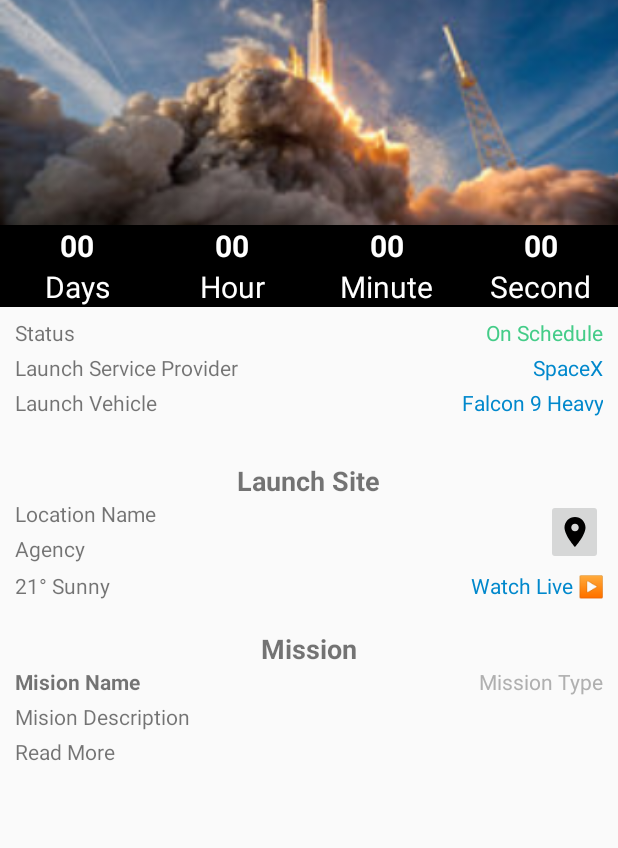
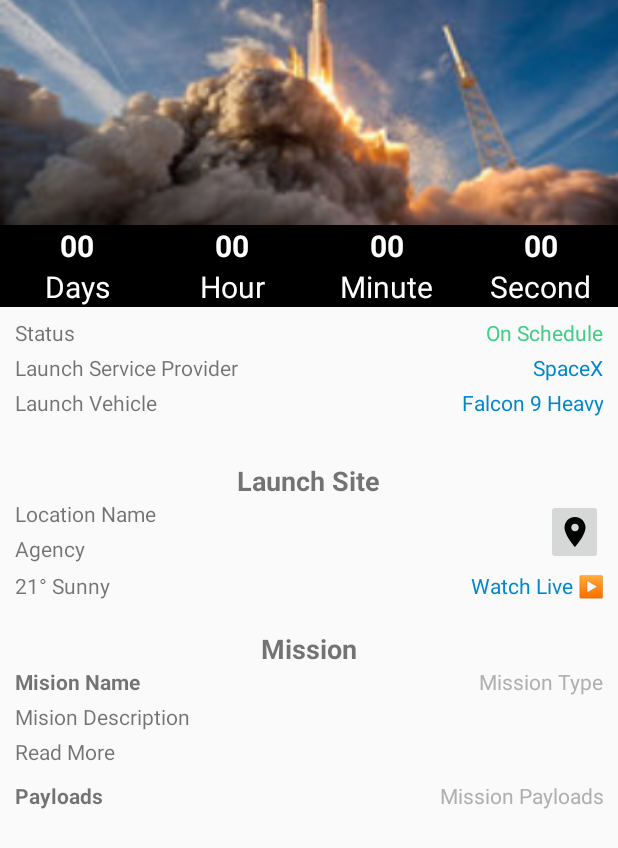
Before and after one commit to petrasonic/launch-now-android, an Android app: the layout activity_detailed_launch.xml on its own in the app's theme, with its tools: preview values and no code run, on a phone screen of 412 x 824 dp. Shown: the top 848 px of the screen. Run offline under Robolectric (Android 15) with nearby library versions, the phone set to English and light mode, and no system bars; network calls fail.

Commit message:
Added payload information and enhanced the search functionality.

```diff
--- a/app/src/main/java/spaceappsottawa/launchnow/DetailedLaunchActivity.java
+++ b/app/src/main/java/spaceappsottawa/launchnow/DetailedLaunchActivity.java
@@ -14,6 +14,7 @@ import android.widget.TextView;
 import android.widget.Toast;
 
 import java.text.SimpleDateFormat;
+import java.util.ArrayList;
 import java.util.Date;
 import java.util.Locale;
 
@@ -47,6 +48,7 @@ public class DetailedLaunchActivity extends AppCompatActivity {
     private String missionDescription = "";
     private String missionWikiURL = "";
     private String missionTypeName = "";
+    private ArrayList<String> missionPayloads = new ArrayList<String>();
 
     private boolean lspExists = false;
     private String lspName = "";
@@ -64,12 +66,13 @@ public class DetailedLaunchActivity extends AppCompatActivity {
     private TextView missionDescriptionTextView;
     private TextView missionWikiURLTextView;
     private TextView missionTypeNameTextView;
+    private TextView missionPayloadsTextView;
 
     private TextView lspNameTextView;
-    private TextView lspWikiURLTextView;
 
     private ImageButton mapImageButton;
     private LinearLayout missionLinearLayout;
+    private LinearLayout payloadsLinearLayout;
 
     @Override
     protected void onCreate(Bundle savedInstanceState) {
@@ -102,6 +105,7 @@ public class DetailedLaunchActivity extends AppCompatActivity {
         missionDescription = getIntent().getStringExtra("mission_description");
         missionWikiURL = getIntent().getStringExtra("mission_wiki_url");
         missionTypeName = getIntent().getStringExtra("mission_type_name");
+        missionPayloads = getIntent().getStringArrayListExtra("mission_payloads");
 
         lspExists = getIntent().getBooleanExtra("lsp_exists", false);
         lspName = getIntent().getStringExtra("lsp_name");
@@ -122,9 +126,11 @@ public class DetailedLaunchActivity extends AppCompatActivity {
         missionDescriptionTextView = (TextView) findViewById(R.id.detailed_mission_description_textView);
         missionWikiURLTextView = (TextView) findViewById(R.id.detailed_mission_wiki_url_textView);
         missionTypeNameTextView = (TextView) findViewById(R.id.detailed_mission_type_name_textView);
+        missionPayloadsTextView = (TextView) findViewById(R.id.detailed_mission_payloads_textView);
 
         lspNameTextView = (TextView) findViewById(R.id.detailed_lsp_name_textView);
         missionLinearLayout = (LinearLayout) findViewById(R.id.mission_linear_layout);
+        payloadsLinearLayout = (LinearLayout) findViewById(R.id.payloads_linear_layout);
 
         mapImageButton = (ImageButton) findViewById(R.id.map_image_button);
         mapImageButton.setOnClickListener(new View.OnClickListener() {
@@ -203,13 +209,29 @@ public class DetailedLaunchActivity extends AppCompatActivity {
             missionNameTextView.setText(missionName);
             missionDescriptionTextView.setText(missionDescription);
             missionWikiURLTextView.setText(missionWikiURL);
+            if (!missionWikiURL.equals("")) {
+                missionWikiURLTextView.setMovementMethod(LinkMovementMethod.getInstance());
+                String temp_mission_url = "<a href=\"" + missionWikiURL + "\">" + "Read More" + "</a>️";
+                missionWikiURLTextView.setText((Html.fromHtml(temp_mission_url)));
+            }
             missionTypeNameTextView.setText(missionTypeName);
+            String temp_mission_payloads = "";
+            for (int i = 0; i < missionPayloads.size(); i++) {
+                temp_mission_payloads += missionPayloads.get(i) + "\n";
+            }
+            if (!temp_mission_payloads.equals("")) {
+                payloadsLinearLayout.setVisibility(View.VISIBLE);
+                missionPayloadsTextView.setText(temp_mission_payloads);
+            } else {
+                payloadsLinearLayout.setVisibility(View.GONE);
+            }
         } else {
             missionLinearLayout.setVisibility(View.GONE);
             missionNameTextView.setText("");
             missionDescriptionTextView.setText("");
             missionWikiURLTextView.setText("");
             missionTypeNameTextView.setText("");
+            missionPayloadsTextView.setText("");
         }
 
         if (lspExists) {
--- a/app/src/main/java/spaceappsottawa/launchnow/MainActivity.java
+++ b/app/src/main/java/spaceappsottawa/launchnow/MainActivity.java
@@ -109,6 +109,7 @@ public class MainActivity extends AppCompatActivity implements SearchView.OnQuer
                                     mBundle.putString("mission_description", launchItem.getMission().getDescription());
                                     mBundle.putString("mission_wiki_url", launchItem.getMission().getWikiURL());
                                     mBundle.putString("mission_type_name", launchItem.getMission().getTypeName());
+                                    mBundle.putStringArrayList("mission_payloads", launchItem.getMission().getPayloads());
                                 }
 
                                 if (launchItem.getLaunchServiceProvider() == null) {
--- a/app/src/main/java/spaceappsottawa/launchnow/adapters/GeneralRocketLaunchDataListViewAdapter.java
+++ b/app/src/main/java/spaceappsottawa/launchnow/adapters/GeneralRocketLaunchDataListViewAdapter.java
@@ -135,7 +135,11 @@ public class GeneralRocketLaunchDataListViewAdapter extends BaseAdapter implemen
                         tempList.add(launch);
                     }  else if (launch.getLocation() != null && launch.getLocation().getName().toLowerCase().contains(constraint.toString().toLowerCase())) {
                         tempList.add(launch);
-                    } else if (launch.getRocket() != null && launch.getRocket().getName().toLowerCase().contains(constraint.toString().toLowerCase())) {
+                    } else if (launch.getLocation() != null && launch.getLocation().getPadName().toLowerCase().contains(constraint.toString().toLowerCase())) {
+                        tempList.add(launch);
+                    } else if (launch.getLocation() != null && launch.getLocation().getPadAgencyName().toLowerCase().contains(constraint.toString().toLowerCase())) {
+                        tempList.add(launch);
+                    }else if (launch.getRocket() != null && launch.getRocket().getName().toLowerCase().contains(constraint.toString().toLowerCase())) {
                         tempList.add(launch);
                     } else if (launch.getMission() != null && launch.getMission().getName().toLowerCase().contains(constraint.toString().toLowerCase())) {
                         tempList.add(launch);
--- a/app/src/main/res/layout/activity_detailed_launch.xml
+++ b/app/src/main/res/layout/activity_detailed_launch.xml
@@ -20,12 +20,6 @@
                 android:layout_height="wrap_content"
                 android:scaleType="centerCrop"
                 android:src="@drawable/launch_sm"/>
-            <!--use this link in the image view <TextView
-                android:id="@+id/detailed_rocket_image_url_textView"
-                android:layout_width="wrap_content"
-                android:layout_height="wrap_content"
-                android:gravity="start"
-                android:text="Image URL" />-->
         </LinearLayout>
         <LinearLayout
             android:layout_width="match_parent"
@@ -215,12 +209,6 @@
                     android:textColor="#08C"
                     android:linksClickable="true"
                     android:gravity="right"/>
-                <!-- clicking on the LSP name should go to this URL<TextView
-                android:id="@+id/detailed_lsp_wiki_url_textView"
-                android:layout_width="wrap_content"
-                android:layout_height="wrap_content"
-                android:gravity="start"
-                android:text="Launch Service Provider Wiki URL" />-->
             </LinearLayout>
             <LinearLayout
                 android:layout_width="match_parent"
@@ -242,12 +230,6 @@
                     android:linksClickable="true"
                     android:textColor="#08C"
                     android:gravity="right"/>
-                <!-- use this link for when clicking on rocket name <TextView
-                    android:id="@+id/detailed_rocket_wiki_url_textView"
-                    android:layout_width="wrap_content"
-                    android:layout_height="wrap_content"
-                    android:gravity="start"
-                    android:text="Wiki URL" />-->
             </LinearLayout>
 
 
@@ -266,14 +248,6 @@
                     android:layout_gravity="center"
                     android:text="Launch Site"
                     android:textStyle="bold"/>
-
-                <!-- this value should be in the action bar <TextView
-                    android:id="@+id/detailed_launch_name_textView"
-                    android:layout_width="wrap_content"
-                    android:layout_height="wrap_content"
-                    android:gravity="start"
-                    android:text="Launch Name"/>-->
-
 
                 <LinearLayout
                     android:layout_width="match_parent"
@@ -308,27 +282,7 @@
                         android:layout_weight=".2"
                         android:src="@drawable/baseline_location_on_24"/>
 
-                    <!-- use this link for the image button <TextView
-                        android:id="@+id/detailed_pad_map_url_textView"
-                        android:layout_width="wrap_content"
-                        android:layout_height="wrap_content"
-                        android:gravity="start"
-                        android:text="Pad Map URL" />-->
                 </LinearLayout>
-
-                <!--<TextView
-                    android:id="@+id/detailed_launch_window_start_textView"
-                    android:layout_width="wrap_content"
-                    android:layout_height="wrap_content"
-                    android:gravity="start"
-                    android:text="Window Start"/>
-
-                <TextView
-                    android:id="@+id/detailed_launch_window_end_textView"
-                    android:layout_width="wrap_content"
-                    android:layout_height="wrap_content"
-                    android:gravity="start"
-                    android:text="Window End" />-->
 
                 <LinearLayout
                     android:layout_width="match_parent"
@@ -354,40 +308,6 @@
             </LinearLayout>
 
         </LinearLayout>
-
-        <!--<LinearLayout
-            android:layout_marginTop="20dp"
-            android:layout_width="match_parent"
-            android:layout_height="wrap_content"
-            android:orientation="vertical"
-            android:layout_marginLeft="10dp">
-
-            <TextView
-                android:id="@+id/detailed_location_label_textView"
-                android:layout_width="wrap_content"
-                android:layout_height="wrap_content"
-                android:gravity="start|center"
-                android:textSize="8pt"
-                android:layout_gravity="center"
-                android:text="Location"
-                android:textStyle="bold"/>
-
-            <TextView
-                android:id="@+id/detailed_country_textView"
-                android:layout_width="wrap_content"
-                android:layout_height="wrap_content"
-                android:gravity="start"
-                android:text="Country" />
-
-            <TextView
-                android:id="@+id/detailed_pad_name_textView"
-                android:layout_width="wrap_content"
-                android:layout_height="wrap_content"
-                android:gravity="start"
-                android:text="Pad Name" />
-
-
-        </LinearLayout>-->
 
         <LinearLayout
             android:id="@+id/mission_linear_layout"
@@ -450,6 +370,31 @@
                 android:text="Read More"
                 android:layout_marginTop="4dp"/>
 
+            <LinearLayout
+                android:id="@+id/payloads_linear_layout"
+                android:layout_marginTop="10dp"
+                android:layout_width="match_parent"
+                android:layout_height="wrap_content"
+                android:orientation="horizontal"
+                android:weightSum="1.0">
+                <TextView
+                    android:layout_width="wrap_content"
+                    android:layout_height="wrap_content"
+                    android:gravity="start"
+                    android:text="Payloads"
+                    android:layout_weight=".5"
+                    android:textStyle="bold"/>
+
+                <TextView
+                    android:id="@+id/detailed_mission_payloads_textView"
+                    android:layout_width="wrap_content"
+                    android:layout_height="wrap_content"
+                    android:gravity="right"
+                    android:text="Mission Payloads"
+                    android:textColor="#B0B0B0"
+                    android:layout_weight=".5"/>
+            </LinearLayout>
+
         </LinearLayout>
 
     </LinearLayout>
```
